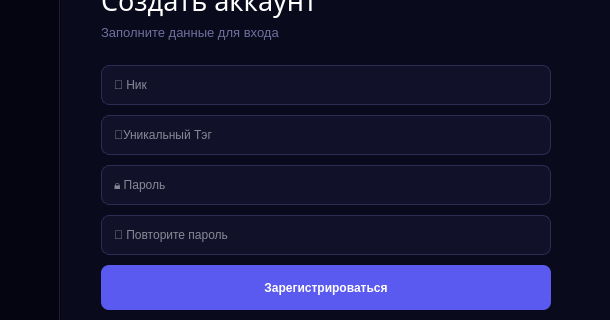
First picture: the form in loginwindows.ui, repository ZefirRX/Moon, before the edit; both pictures show x 290 to 900 and y 85 to 405 of the 900 by 500 pixel window.
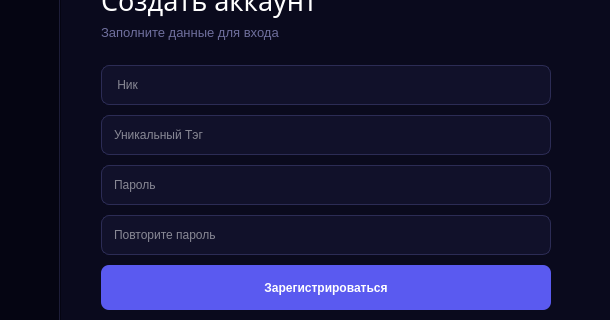
Second picture: the form after the edit. Icons and pictures are not drawn.

What changed in the file:
```diff
--- a/loginwindows.ui
+++ b/loginwindows.ui
@@ -204,7 +204,7 @@
 }</string>
     </property>
     <property name="placeholderText">
-     <string>👤 Ник</string>
+     <string> Ник</string>
     </property>
    </widget>
    <widget class="QLineEdit" name="EditTag">
@@ -226,7 +226,7 @@
 }</string>
     </property>
     <property name="placeholderText">
-     <string>🔖Уникальный Тэг</string>
+     <string>Уникальный Тэг</string>
     </property>
    </widget>
    <widget class="QLineEdit" name="EditPassword">
@@ -248,7 +248,7 @@
 }</string>
     </property>
     <property name="placeholderText">
-     <string>🔒 Пароль</string>
+     <string>Пароль</string>
     </property>
    </widget>
    <widget class="QLineEdit" name="EditRepeatPassword">
@@ -270,7 +270,7 @@
 }</string>
     </property>
     <property name="placeholderText">
-     <string>🔐 Повторите пароль</string>
+     <string>Повторите пароль</string>
     </property>
    </widget>
    <widget class="QPushButton" name="ButtonRegister">
```
Left out of the diff: 4 changed lines with no effect on the pictures.
